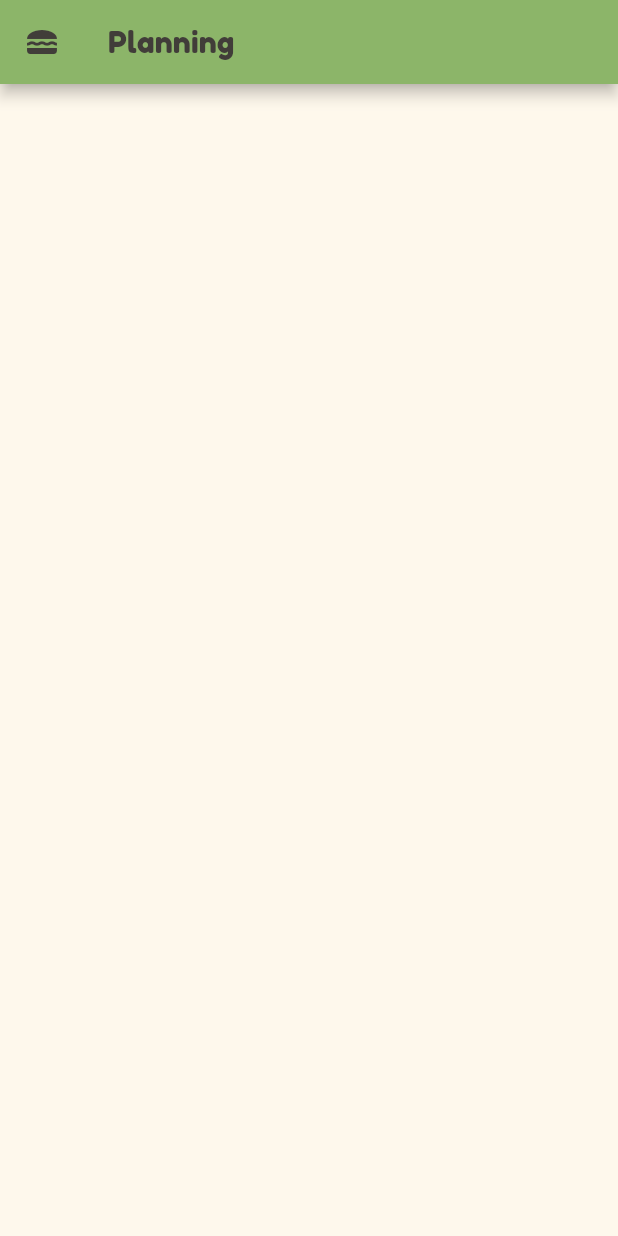
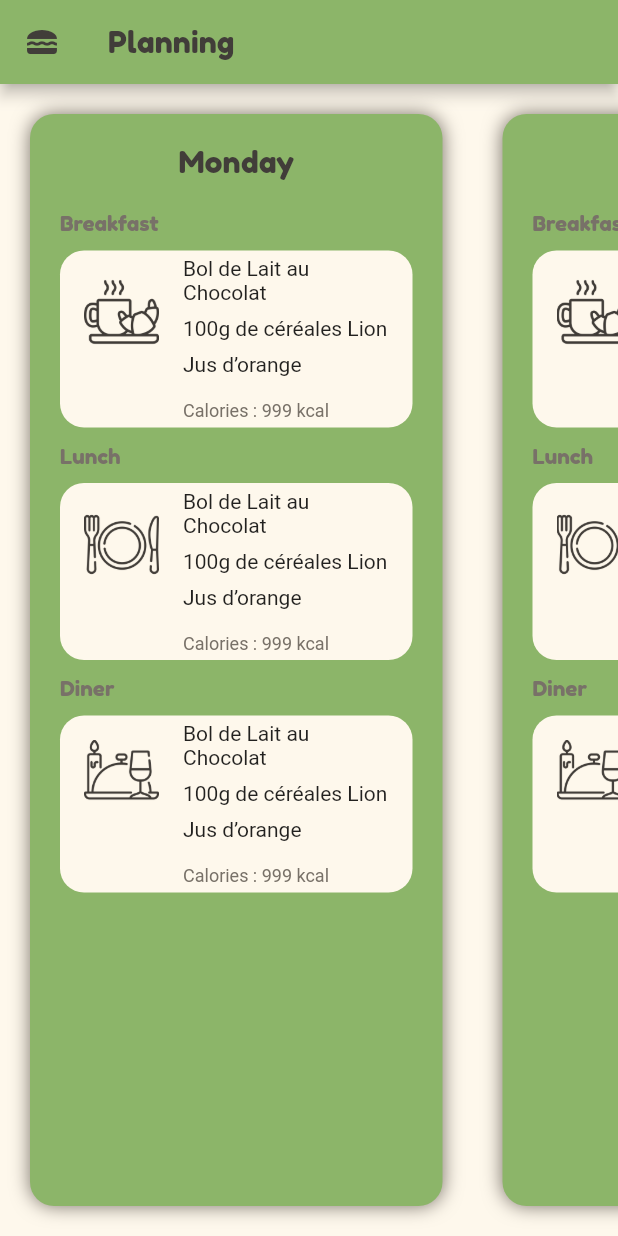
Before and after one commit to Orthoceras69/feed-meal, a Flutter app: the screen it shows after launch, after a tap on "Logging In", on a phone screen of 412 x 824 dp. Run offline on Flutter 3.47's test engine with Material 2 defaults, Android fonts, the phone set to English and light mode, and no system bars.

Commit message:
feat: DayCard + MealCard

```diff
--- a/lib/config/class_palette.dart
+++ b/lib/config/class_palette.dart
@@ -6,6 +6,7 @@ class Palette {
   static const Color secondary = Color(0xFFFF9D70);
   static const Color dark = Color(0xFF413D39);
   static const Color light = Color(0xFFFEF8EC);
+  static const Color grey = Color(0xFF787168);
 }
 
 MaterialColor generateMaterialColor(Color color) {
--- a/lib/main.dart
+++ b/lib/main.dart
@@ -1,7 +1,6 @@
 import 'package:flutter/material.dart';
 import 'config/class_palette.dart';
 import 'views/login.dart';
-import 'views/homepage.dart';
 
 void main() {
   runApp(MaterialApp(
--- a/lib/views/homepage.dart
+++ b/lib/views/homepage.dart
@@ -2,7 +2,7 @@ import 'package:feed_meal_app/config/class_palette.dart';
 import 'package:flutter/material.dart';
 import '../widgets/appbar.dart';
 import '../widgets/drawer.dart';
-import 'login.dart';
+import '../widgets/daycard.dart';
 
 class HomePage extends StatefulWidget {
   const HomePage({Key? key}) : super(key: key);
@@ -19,7 +19,18 @@ class _HomePageState extends State<HomePage> {
         appBar: myAppBar(context, title),
         body: Container(
             decoration: const BoxDecoration(color: Palette.light),
-            child: ListView()),
+            child: ListView(
+              scrollDirection: Axis.horizontal,
+              children: [
+                dayCard(context, "Monday"),
+                dayCard(context, "Tuesday"),
+                dayCard(context, "Wednesday"),
+                dayCard(context, "Thursday"),
+                dayCard(context, "Friday"),
+                dayCard(context, "Saturday"),
+                dayCard(context, "Sunday"),
+              ],
+            )),
         drawer: myDrawer(context, title));
   }
 }
--- a/lib/views/login.dart
+++ b/lib/views/login.dart
@@ -65,7 +65,8 @@ class _LoginPageState extends State<LoginPage> {
                             top: 0, left: 25, right: 25, bottom: 0),
                         child: TextButton(
                           onPressed: () {
-                            print('forgot password'); // TODO
+                            // ignore: todo
+                            // print('forgot password'); // TODO
                             // Navigator.push(
                             //   context,
                             //   MaterialPageRoute(
--- a/lib/views/register.dart
+++ b/lib/views/register.dart
@@ -111,7 +111,7 @@ class _RegisterPageState extends State<RegisterPage> {
                                   fontSize: 16, fontFamily: "Roboto"),
                             ),
                             onPressed: () {
-                              print('Signing In');
+                              // print('Signing In');
                             },
                             child: const Text('Signing In'))
                       ]),
--- /dev/null
+++ b/lib/widgets/daycard.dart
@@ -0,0 +1,48 @@
+import 'package:feed_meal_app/config/class_palette.dart';
+import 'package:flutter/material.dart';
+import './mealcard.dart';
+
+Widget dayCard(BuildContext context, String day) {
+  return Container(
+      width: 275,
+      padding: const EdgeInsets.all(20),
+      margin: const EdgeInsets.all(20),
+      decoration: const BoxDecoration(
+          color: Palette.primary,
+          borderRadius: BorderRadius.all(Radius.circular(16)),
+          boxShadow: [
+            BoxShadow(
+              color: Palette.grey,
+              blurRadius: 10,
+            ),
+          ]),
+      child: Column(children: [
+        Text(day,
+            style: const TextStyle(
+                color: Palette.dark, fontFamily: "FredokaOne", fontSize: 20)),
+        Padding(
+          padding: const EdgeInsets.only(top: 20),
+          child: Column(
+            crossAxisAlignment: CrossAxisAlignment.start,
+            children: [
+              const Text(
+                "Breakfast",
+                textAlign: TextAlign.left,
+                style: TextStyle(fontFamily: "FredokaOne", color: Palette.grey),
+              ),
+              mealCard(context, "Breakfast"),
+              const Text(
+                "Lunch",
+                style: TextStyle(fontFamily: "FredokaOne", color: Palette.grey),
+              ),
+              mealCard(context, "Lunch"),
+              const Text(
+                "Diner",
+                style: TextStyle(fontFamily: "FredokaOne", color: Palette.grey),
+              ),
+              mealCard(context, "Diner"),
+            ],
+          ),
+        ),
+      ]));
+}
--- /dev/null
+++ b/lib/widgets/mealcard.dart
@@ -0,0 +1,32 @@
+import 'package:feed_meal_app/config/class_palette.dart';
+import 'package:flutter/material.dart';
+import './mealrecipes.dart';
+
+Widget mealCard(BuildContext context, String meal) {
+  return Container(
+    margin: const EdgeInsets.only(top: 10, bottom: 10),
+    decoration: const BoxDecoration(
+        color: Palette.light,
+        borderRadius: BorderRadius.all(Radius.circular(16))),
+    child: ListTile(
+      leading:
+          Image(image: AssetImage("assets/img/" + meal + ".png"), width: 50),
+      title: Column(
+        mainAxisAlignment: MainAxisAlignment.spaceBetween,
+        crossAxisAlignment: CrossAxisAlignment.start,
+        children: [
+          mealRecipes(context, "Bol de Lait au Chocolat"),
+          mealRecipes(context, "100g de céréales Lion"),
+          mealRecipes(context, "Jus d’orange"),
+        ],
+      ),
+      subtitle: const Padding(
+        padding: EdgeInsets.only(top: 8.0),
+        child: Text(
+          "Calories : 999 kcal",
+          style: TextStyle(color: Palette.grey, fontSize: 12),
+        ),
+      ),
+    ),
+  );
+}
--- /dev/null
+++ b/lib/widgets/mealrecipes.dart
@@ -0,0 +1,8 @@
+import 'package:flutter/material.dart';
+
+Widget mealRecipes(BuildContext context, String recipes) {
+  return Padding(
+    padding: const EdgeInsets.only(bottom: 8),
+    child: Text(recipes, style: const TextStyle(fontSize: 14)),
+  );
+}
```
Also changed, not shown: assets/img/Breakfast.png (added), assets/img/Diner.png (added), assets/img/Lunch.png (added).
